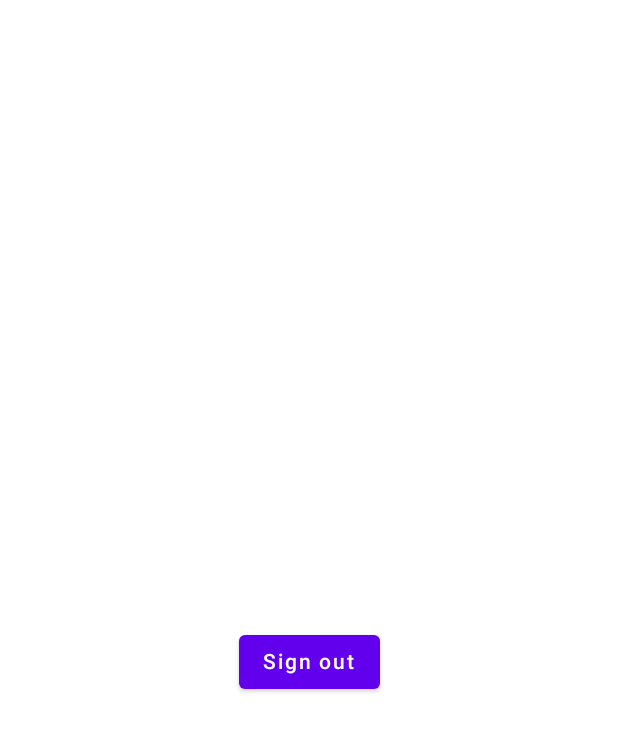
After one commit to Idk121-blip/PizzasAtPovo, an Android app built with Jetpack Compose: the ProfileScreen screen opened through its navigation route, on a phone screen of 412 x 824 dp. The commit adds this screen. Shown: the top 731 px of the screen. Run offline under Robolectric (Android 15) with nearby library versions, the phone set to English and light mode, and no system bars; our stand-ins replace Firebase (no records; nobody signed in at launch, a user with empty details on screens opened directly).

Commit message:
Adding profile, basic app from which we should start

```diff
--- a/app/src/main/java/com/example/pizzasatpovo/MainActivity.kt
+++ b/app/src/main/java/com/example/pizzasatpovo/MainActivity.kt
@@ -26,6 +26,7 @@ import androidx.lifecycle.viewmodel.compose.viewModel
 import androidx.navigation.compose.NavHost
 import androidx.navigation.compose.composable
 import androidx.navigation.compose.rememberNavController
+import com.example.pizzasatpovo.presentation.profile.ProfileScreen
 import com.google.android.gms.auth.api.identity.Identity
 import com.example.pizzasatpovo.presentation.sign_in.GoogleAuthUiClient
 import com.example.pizzasatpovo.presentation.sign_in.SignInScreen
@@ -62,7 +63,7 @@ class MainActivity : ComponentActivity() {
                             val state by viewModel.state.collectAsStateWithLifecycle()
 
                             LaunchedEffect(key1 = Unit) {
-                                if(googleAuthUiClient.getSignedInUser() != null) {
+                                if (googleAuthUiClient.getSignedInUser() != null) {
                                     navController.navigate("profile")
                                 }
                             }
@@ -70,7 +71,7 @@ class MainActivity : ComponentActivity() {
                             val launcher = rememberLauncherForActivityResult(
                                 contract = ActivityResultContracts.StartIntentSenderForResult(),
                                 onResult = { result ->
-                                    if(result.resultCode == RESULT_OK) {
+                                    if (result.resultCode == RESULT_OK) {
                                         lifecycleScope.launch {
                                             val signInResult = googleAuthUiClient.signInWithIntent(
                                                 intent = result.data ?: return@launch
@@ -82,7 +83,7 @@ class MainActivity : ComponentActivity() {
                             )
 
                             LaunchedEffect(key1 = state.isSignInSuccessful) {
-                                if(state.isSignInSuccessful) {
+                                if (state.isSignInSuccessful) {
                                     Toast.makeText(
                                         applicationContext,
                                         "Sign in successful",
@@ -109,6 +110,24 @@ class MainActivity : ComponentActivity() {
                                 },
                             )
                         }
+                        composable("profile") {
+                                ProfileScreen(
+                                    userData = googleAuthUiClient.getSignedInUser(),
+                                    onSignOut = {
+                                        lifecycleScope.launch {
+                                            googleAuthUiClient.signOut()
+                                            Toast.makeText(
+                                                applicationContext,
+                                                "Signed out",
+                                                Toast.LENGTH_LONG
+                                            ).show()
+
+                                            navController.popBackStack()
+                                        }
+                                    }
+                                )
+
+                        }
                     }
                 }
             }
--- /dev/null
+++ b/app/src/main/java/com/example/pizzasatpovo/presentation/profile/ProfileScreen.kt
@@ -0,0 +1,54 @@
+package com.example.pizzasatpovo.presentation.profile
+
+
+import androidx.compose.foundation.layout.*
+import androidx.compose.foundation.shape.CircleShape
+import androidx.compose.material.Button
+import androidx.compose.material.Text
+import androidx.compose.runtime.Composable
+import androidx.compose.ui.Alignment
+import androidx.compose.ui.Modifier
+import androidx.compose.ui.draw.clip
+import androidx.compose.ui.layout.ContentScale
+import androidx.compose.ui.text.font.FontWeight
+import androidx.compose.ui.text.style.TextAlign
+import androidx.compose.ui.unit.dp
+import androidx.compose.ui.unit.sp
+import coil.compose.AsyncImage
+import com.example.pizzasatpovo.presentation.sign_in.UserData
+
+@Composable
+fun ProfileScreen(
+    userData: UserData?,
+    onSignOut: () -> Unit
+) {
+    Column(
+        modifier = Modifier.fillMaxSize(),
+        verticalArrangement = Arrangement.Center,
+        horizontalAlignment = Alignment.CenterHorizontally
+    ) {
+        if(userData?.profilePictureUrl != null) {
+            AsyncImage(
+                model = userData.profilePictureUrl,
+                contentDescription = "Profile picture",
+                modifier = Modifier
+                    .size(150.dp)
+                    .clip(CircleShape),
+                contentScale = ContentScale.Crop
+            )
+            Spacer(modifier = Modifier.height(16.dp))
+        }
+        if(userData?.username != null) {
+            Text(
+                text = userData.username,
+                textAlign = TextAlign.Center,
+                fontSize = 36.sp,
+                fontWeight = FontWeight.SemiBold
+            )
+            Spacer(modifier = Modifier.height(16.dp))
+        }
+        Button(onClick = onSignOut) {
+            Text(text = "Sign out")
+        }
+    }
+}
```
